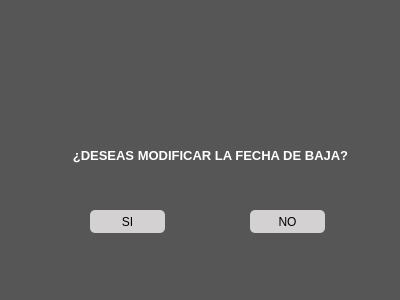
Qt form templates/ModificarBajaWindow.ui (braisd11/CarTeis) before a commit.
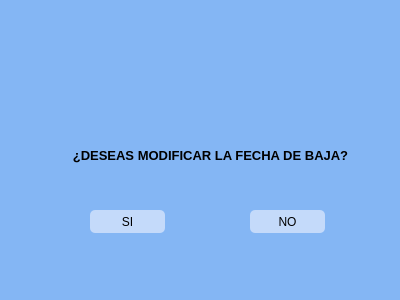
The same form after that commit. Icons and pictures are not drawn.

Diff of the .ui file:
```diff
--- a/templates/ModificarBajaWindow.ui
+++ b/templates/ModificarBajaWindow.ui
@@ -37,17 +37,17 @@
   </property>
   <property name="styleSheet">
    <string notr="true">QDialog{
-background-color: rgb(86,86,86);
+background-color:#84b6f4;
 }
 
 QLabel {
-	color: rgb(255, 255, 255);
+	color: rgb(0, 0, 0);
 }
 
 QPushButton {
     border-style: solid;
 	border-color:#F9F0EF;
-	background-color: #D3D1D1;
+	background-color: #c4dafa;
 	color: rgb(0, 0, 0);
 	border-radius: 5px;
 
```
Left out of the diff: 5 changed lines with no effect on the pictures.
